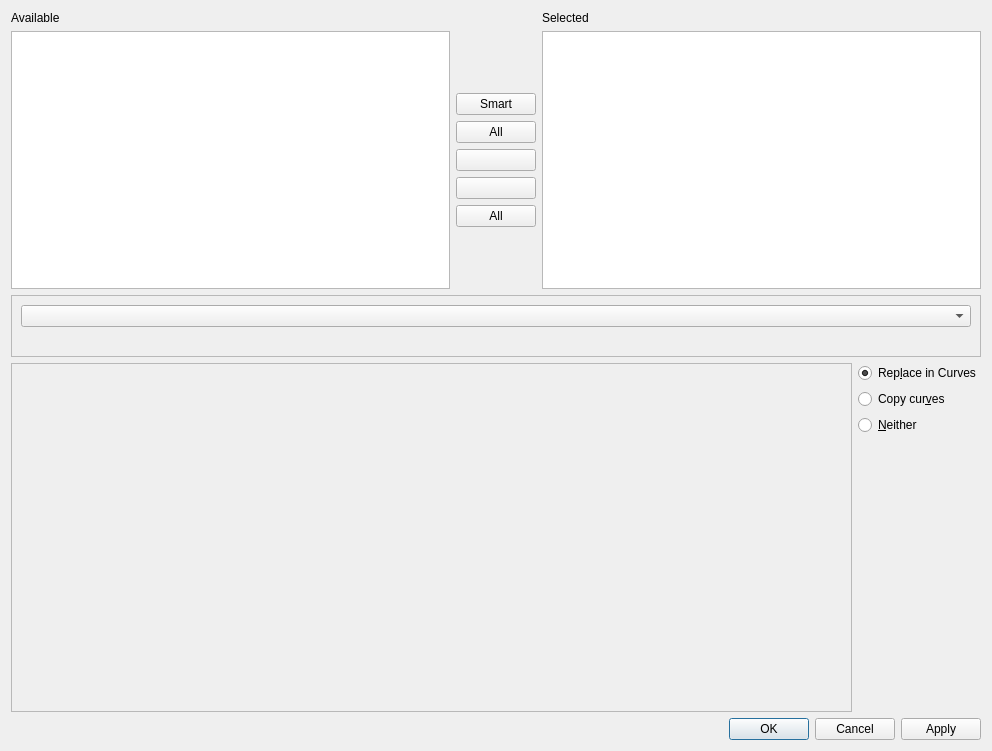
Before: the Qt Designer form src/libkstapp/filtermultipledialog.ui in Kst-plot/kst, drawn with Qt 5.
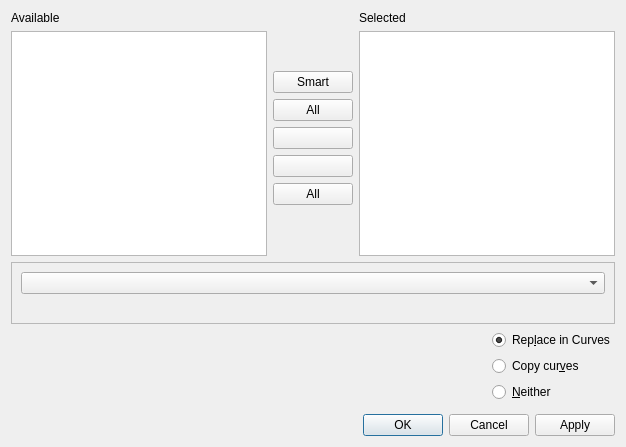
After: the same form once the commit is applied.

Commit message:
Some dialog size improvements.
Custom widgets should implement minimumSizeHint
and dialogs that use them should respect this.
(ie, they should not specify a size)

The hint should be based on font metrics and style
in order to be resolution independent.

The edit to the form file:
```diff
--- a/src/libkstapp/filtermultipledialog.ui
+++ b/src/libkstapp/filtermultipledialog.ui
@@ -2,14 +2,6 @@
 <ui version="4.0">
  <class>FilterMultipleDialog</class>
  <widget class="QDialog" name="FilterMultipleDialog">
-  <property name="geometry">
-   <rect>
-    <x>0</x>
-    <y>0</y>
-    <width>992</width>
-    <height>751</height>
-   </rect>
-  </property>
   <property name="windowTitle">
    <string>Dialog</string>
   </property>
@@ -61,7 +53,7 @@
        <item>
         <widget class="QLabel" name="label_3">
          <property name="text">
-          <string> </string>
+          <string/>
          </property>
         </widget>
        </item>
@@ -161,6 +153,12 @@
    </item>
    <item row="1" column="0" colspan="2">
     <widget class="QFrame" name="frame">
+     <property name="sizePolicy">
+      <sizepolicy hsizetype="Preferred" vsizetype="Fixed">
+       <horstretch>0</horstretch>
+       <verstretch>0</verstretch>
+      </sizepolicy>
+     </property>
      <property name="frameShape">
       <enum>QFrame::StyledPanel</enum>
      </property>
@@ -183,6 +181,12 @@
    </item>
    <item row="2" column="0" rowspan="4">
     <widget class="QFrame" name="_inputOutputBox">
+     <property name="sizePolicy">
+      <sizepolicy hsizetype="Preferred" vsizetype="Fixed">
+       <horstretch>0</horstretch>
+       <verstretch>0</verstretch>
+      </sizepolicy>
+     </property>
      <property name="frameShape">
       <enum>QFrame::StyledPanel</enum>
      </property>
@@ -221,19 +225,6 @@
      </property>
     </widget>
    </item>
-   <item row="5" column="1">
-    <spacer name="verticalSpacer_2">
-     <property name="orientation">
-      <enum>Qt::Vertical</enum>
-     </property>
-     <property name="sizeHint" stdset="0">
-      <size>
-       <width>20</width>
-       <height>40</height>
-      </size>
-     </property>
-    </spacer>
-   </item>
    <item row="6" column="0" colspan="2">
     <widget class="QDialogButtonBox" name="buttonBox">
      <property name="orientation">
```
The commit also changes 3 other files.
